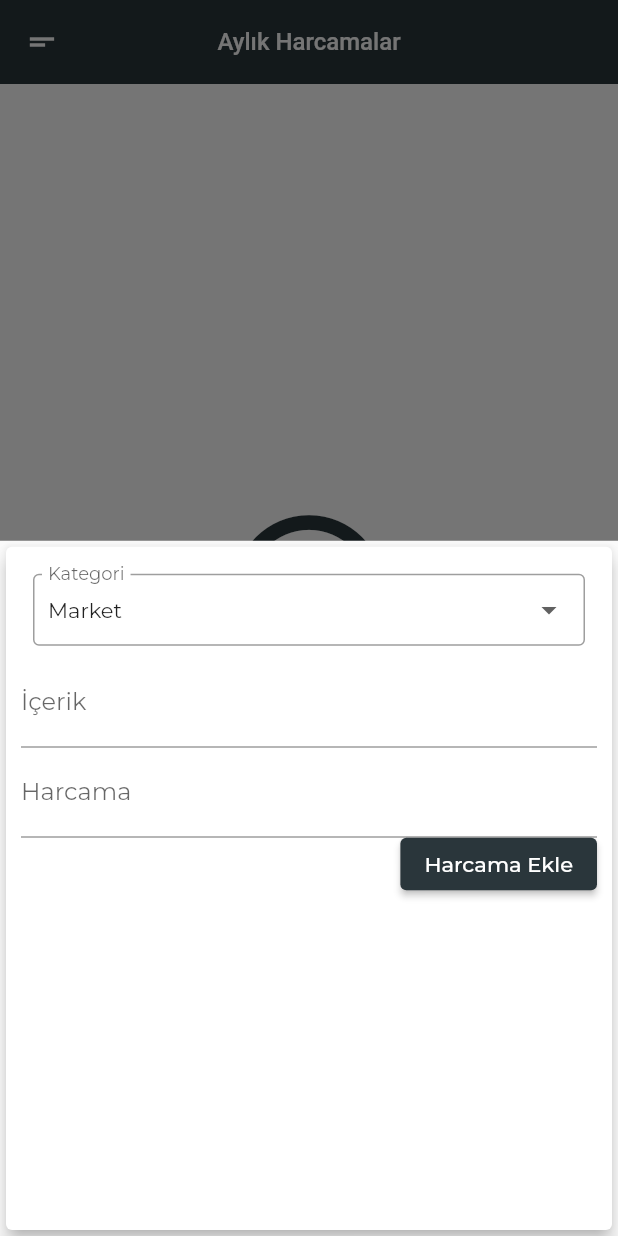
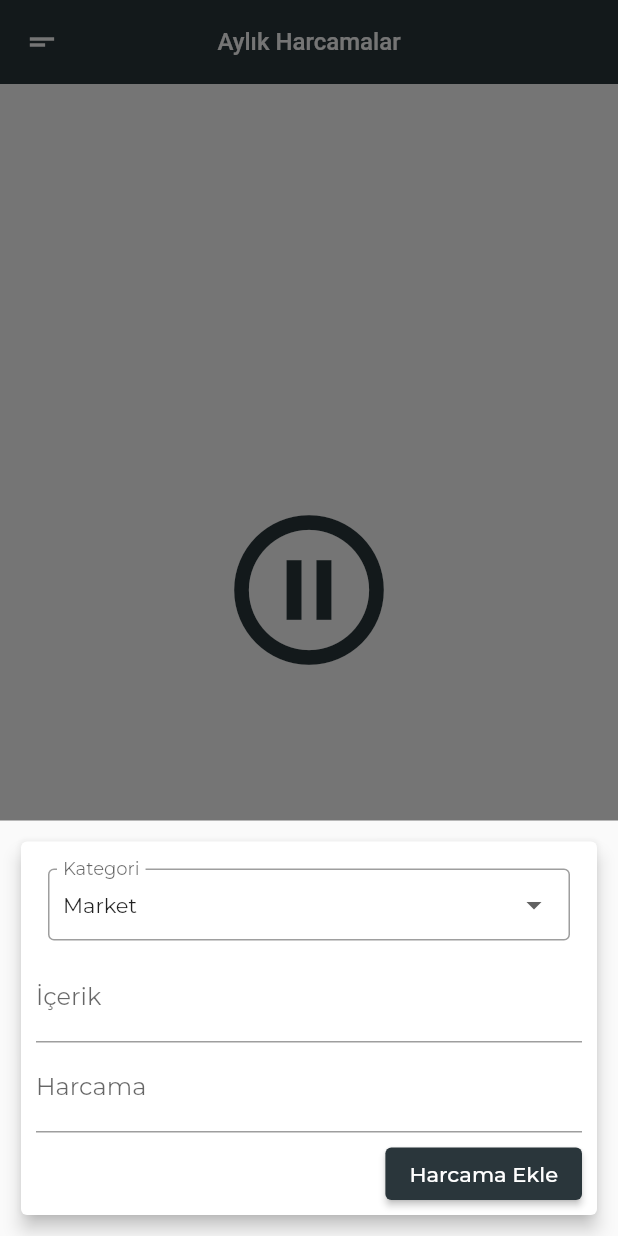
Before and after one commit to mctaspinar/flutterFinans, a Flutter app: the screen it shows after launch, after a tap on the "add" icon, on a phone screen of 412 x 824 dp. Run offline on Flutter 3.47's test engine with Material 2 defaults, Android fonts, the phone set to English and light mode, and no system bars; our stand-ins replace charts_flutter, flutter_datetime_picker, google_fonts, sqflite; accounts and stored records are empty.

Commit message:
new transaction section changed

```diff
--- a/lib/customs/new_transaction.dart
+++ b/lib/customs/new_transaction.dart
@@ -65,7 +65,10 @@ class _NewTransactionState extends State<NewTransaction> {
   Widget build(BuildContext context) {
     final _transactionModel = Provider.of<Transactions>(context, listen: false);
     var tarih;
-    return Card(
+    return SingleChildScrollView(
+      child: Padding(
+        padding: const EdgeInsets.all(10),
+        child: Card(
           elevation: 5,
           child: Container(
             padding: EdgeInsets.all(10),
@@ -95,23 +98,24 @@ class _NewTransactionState extends State<NewTransaction> {
                 ),
                 TextField(
                   controller: _titleController,
-              decoration:
-                  InputDecoration(hintText: "İçerik", labelText: "İçerik"),
+                  decoration: InputDecoration(labelText: "İçerik"),
                   onSubmitted: (_) => _submitData(),
                 ),
                 TextField(
                   keyboardType: TextInputType.number,
                   controller: _amountController,
-              decoration:
-                  InputDecoration(hintText: "Harcama", labelText: "Harcama"),
+                  decoration: InputDecoration(labelText: "Harcama"),
                   onSubmitted: (_) => _submitData(),
                 ),
-            Container(
+                Padding(
+                  padding: const EdgeInsets.only(top: 10),
+                  child: Container(
                     height: 35,
                     child: ElevatedButton(
                       onPressed: () async {
                         tarih = DateFormat.yMd().format(DateTime.now());
-                  var result = await _transactionModel.transactionAdd(Expense(
+                        var result = await _transactionModel.transactionAdd(
+                            Expense(
                                 category: _selectedCategory.name,
                                 value: double.parse(_amountController.text),
                                 subtitle: _titleController.text,
@@ -125,11 +129,14 @@ class _NewTransactionState extends State<NewTransaction> {
                         "Harcama Ekle",
                         style: TextStyle(color: Colors.white),
                       ),
-                style: TextButton.styleFrom(
+                      style: ElevatedButton.styleFrom(
                           primary: Theme.of(context).primaryColor),
                     ),
                   ),
+                ),
               ],
+            ),
+          ),
         ),
       ),
     );
--- a/lib/pages/home_page.dart
+++ b/lib/pages/home_page.dart
@@ -29,6 +29,7 @@ class _HomePageState extends State<HomePage> {
         onPressed: () {
           showModalBottomSheet(
               context: context,
+              isScrollControlled: true,
               builder: (_) {
                 return GestureDetector(
                   onTap: () {},
```
Lines whose indentation alone changed are shown as unchanged.
